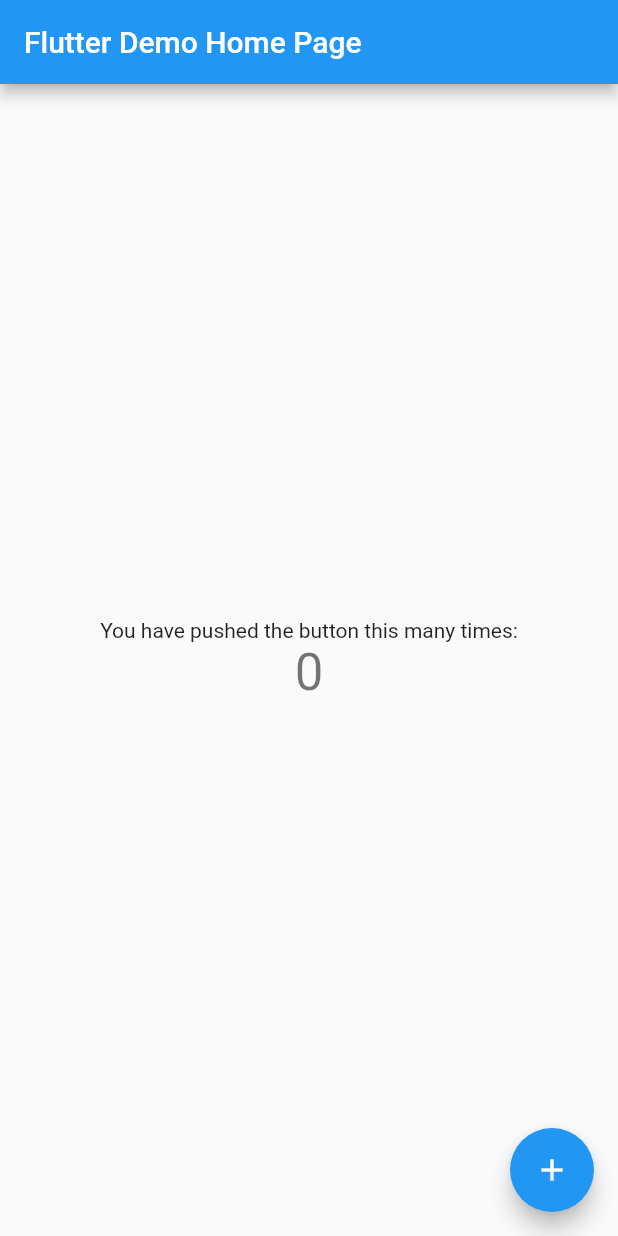
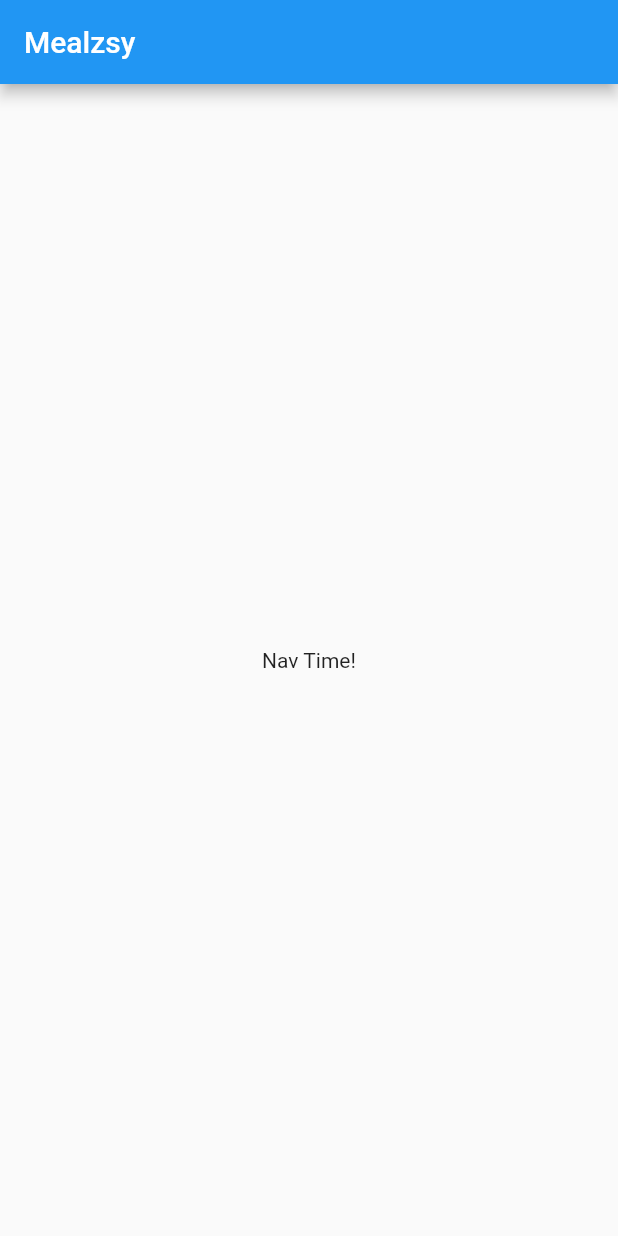
Before and after one commit to arnab/flutter_playground_meals_app, a Flutter app: the screen it shows after launch, on a phone screen of 412 x 824 dp. Run offline on Flutter 3.47's test engine with Material 2 defaults, Android fonts, the phone set to English and light mode, and no system bars.

Commit message:
simple starting point with a text widget

```diff
--- a/lib/main.dart
+++ b/lib/main.dart
@@ -7,39 +7,22 @@
 class MyApp extends StatelessWidget {
   const MyApp({super.key});
 
-  // This widget is the root of your application.
   @override
   Widget build(BuildContext context) {
+    const appName = 'Mealzsy';
+
     return MaterialApp(
-      title: 'Flutter Demo',
+      title: appName,
       theme: ThemeData(
-        // This is the theme of your application.
-        //
-        // Try running your application with "flutter run". You'll see the
-        // application has a blue toolbar. Then, without quitting the app, try
-        // changing the primarySwatch below to Colors.green and then invoke
-        // "hot reload" (press "r" in the console where you ran "flutter run",
-        // or simply save your changes to "hot reload" in a Flutter IDE).
-        // Notice that the counter didn't reset back to zero; the application
-        // is not restarted.
         primarySwatch: Colors.blue,
       ),
-      home: const MyHomePage(title: 'Flutter Demo Home Page'),
+      home: const MyHomePage(title: appName),
     );
   }
 }
 
 class MyHomePage extends StatefulWidget {
   const MyHomePage({super.key, required this.title});
-
-  // This widget is the home page of your application. It is stateful, meaning
-  // that it has a State object (defined below) that contains fields that affect
-  // how it looks.
-
-  // This class is the configuration for the state. It holds the values (in this
-  // case the title) provided by the parent (in this case the App widget) and
-  // used by the build method of the State. Fields in a Widget subclass are
-  // always marked "final".
 
   final String title;
 
@@ -52,64 +35,19 @@
 
   void _incrementCounter() {
     setState(() {
-      // This call to setState tells the Flutter framework that something has
-      // changed in this State, which causes it to rerun the build method below
-      // so that the display can reflect the updated values. If we changed
-      // _counter without calling setState(), then the build method would not be
-      // called again, and so nothing would appear to happen.
       _counter++;
     });
   }
 
   @override
   Widget build(BuildContext context) {
-    // This method is rerun every time setState is called, for instance as done
-    // by the _incrementCounter method above.
-    //
-    // The Flutter framework has been optimized to make rerunning build methods
-    // fast, so that you can just rebuild anything that needs updating rather
-    // than having to individually change instances of widgets.
     return Scaffold(
       appBar: AppBar(
-        // Here we take the value from the MyHomePage object that was created by
-        // the App.build method, and use it to set our appbar title.
         title: Text(widget.title),
       ),
       body: Center(
-        // Center is a layout widget. It takes a single child and positions it
-        // in the middle of the parent.
-        child: Column(
-          // Column is also a layout widget. It takes a list of children and
-          // arranges them vertically. By default, it sizes itself to fit its
-          // children horizontally, and tries to be as tall as its parent.
-          //
-          // Invoke "debug painting" (press "p" in the console, choose the
-          // "Toggle Debug Paint" action from the Flutter Inspector in Android
-          // Studio, or the "Toggle Debug Paint" command in Visual Studio Code)
-          // to see the wireframe for each widget.
-          //
-          // Column has various properties to control how it sizes itself and
-          // how it positions its children. Here we use mainAxisAlignment to
-          // center the children vertically; the main axis here is the vertical
-          // axis because Columns are vertical (the cross axis would be
-          // horizontal).
-          mainAxisAlignment: MainAxisAlignment.center,
-          children: <Widget>[
-            const Text(
-              'You have pushed the button this many times:',
-            ),
-            Text(
-              '$_counter',
-              style: Theme.of(context).textTheme.headline4,
-            ),
-          ],
+        child: Text('Nav Time!'),
         ),
-      ),
-      floatingActionButton: FloatingActionButton(
-        onPressed: _incrementCounter,
-        tooltip: 'Increment',
-        child: const Icon(Icons.add),
-      ), // This trailing comma makes auto-formatting nicer for build methods.
     );
   }
 }
```
